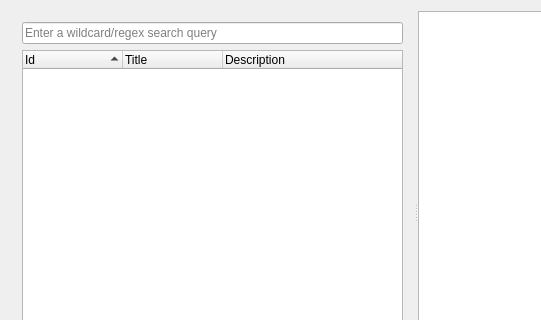
Qt form examples/datasync/Example/mainwidget.ui (Skycoder42/QtDataSync) before a commit; both pictures show x 0 to 541 and y 0 to 320 of the 800 by 480 pixel window.
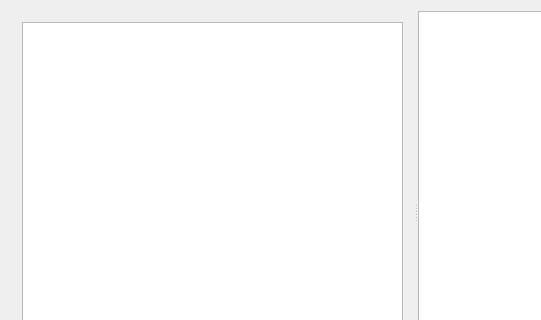
The same form after that commit.

```diff
--- a/examples/datasync/Example/mainwidget.ui
+++ b/examples/datasync/Example/mainwidget.ui
@@ -22,14 +22,7 @@
      <widget class="QWidget" name="verticalLayoutWidget">
       <layout class="QVBoxLayout" name="verticalLayout">
        <item>
-        <widget class="QLineEdit" name="searchEdit">
-         <property name="placeholderText">
-          <string>Enter a wildcard/regex search query</string>
-         </property>
-        </widget>
-       </item>
-       <item>
-        <widget class="QTreeWidget" name="dataTreeWidget">
+        <widget class="QTreeView" name="dataTreeView">
          <property name="editTriggers">
           <set>QAbstractItemView::NoEditTriggers</set>
          </property>
@@ -42,33 +35,12 @@
          <property name="itemsExpandable">
           <bool>false</bool>
          </property>
-         <property name="sortingEnabled">
-          <bool>true</bool>
-         </property>
          <property name="animated">
           <bool>true</bool>
          </property>
          <property name="expandsOnDoubleClick">
           <bool>false</bool>
          </property>
-         <property name="columnCount">
-          <number>3</number>
-         </property>
-         <column>
-          <property name="text">
-           <string>Id</string>
-          </property>
-         </column>
-         <column>
-          <property name="text">
-           <string>Title</string>
-          </property>
-         </column>
-         <column>
-          <property name="text">
-           <string>Description</string>
-          </property>
-         </column>
         </widget>
        </item>
       </layout>
```
